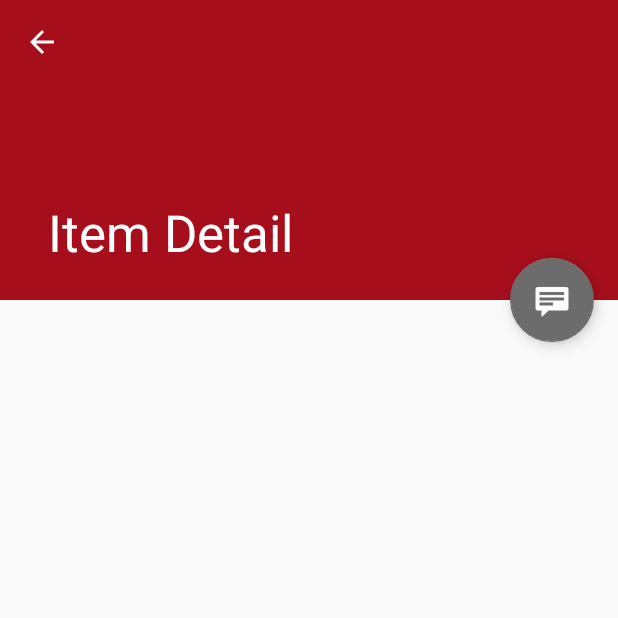
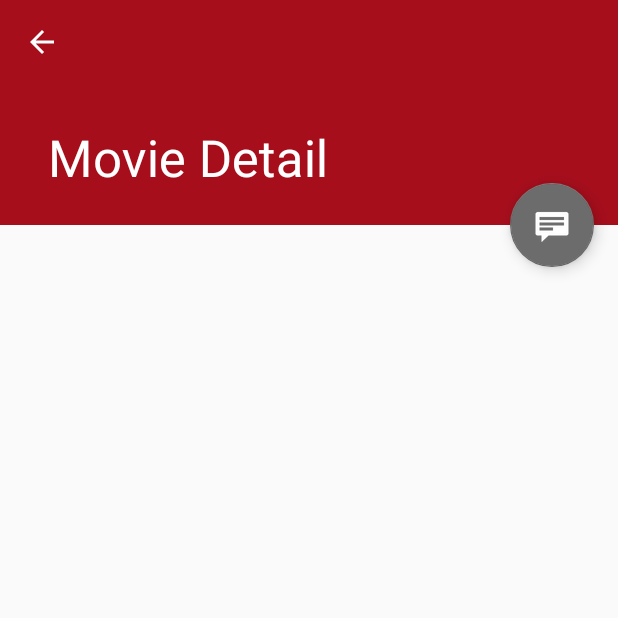
Before and after one commit to scottbiggs/hyporiprogrammingchallenge, an Android app: the MovieDetailActivity screen opened directly, with no data from a screen before it, on a phone screen of 412 x 824 dp, the top half of it. Run offline under Robolectric (Android 15) with nearby library versions, the phone set to English and light mode, and no system bars; network calls fail.

Commit message:
lots of refactoring. getting presenter ready for the movie data

```diff
--- a/app/src/main/AndroidManifest.xml
+++ b/app/src/main/AndroidManifest.xml
@@ -27,8 +27,8 @@
         </activity>
 
         <activity
-            android:name="com.sleepfuriously.hyporiprogrammingchallenge.view.ItemDetailActivity"
-            android:label="@string/title_item_detail"
+            android:name="com.sleepfuriously.hyporiprogrammingchallenge.view.MovieDetailActivity"
+            android:label="@string/title_movie_detail"
             android:parentActivityName="com.sleepfuriously.hyporiprogrammingchallenge.view.MainListActivity"
             android:theme="@style/AppTheme.NoActionBar">
             <meta-data
--- a/app/src/main/java/com/sleepfuriously/hyporiprogrammingchallenge/view/ItemDetailActivity.kt
+++ b/app/src/main/java/com/sleepfuriously/hyporiprogrammingchallenge/view/MovieDetailActivity.kt
@@ -9,18 +9,19 @@ import com.sleepfuriously.hyporiprogrammingchallenge.R
 import kotlinx.android.synthetic.main.activity_item_detail.*
 
 /**
- * An activity representing a single Item detail screen. This
+ * An activity representing a single movie detail screen. This
  * activity is only used on narrow width devices. On tablet-size devices,
  * item details are presented side-by-side with a list of items
  * in a [MainListActivity].
  */
-class ItemDetailActivity : AppCompatActivity() {
+class MovieDetailActivity : AppCompatActivity() {
 
     override fun onCreate(savedInstanceState: Bundle?) {
         super.onCreate(savedInstanceState)
         setContentView(R.layout.activity_item_detail)
         setSupportActionBar(detail_toolbar)
 
+        // todo: do something with this or remove it
         fab.setOnClickListener { view ->
             Snackbar.make(view, "Replace with your own detail action", Snackbar.LENGTH_LONG)
                 .setAction("Action", null).show()
@@ -41,11 +42,11 @@ class ItemDetailActivity : AppCompatActivity() {
         if (savedInstanceState == null) {
             // Create the detail fragment and add it to the activity
             // using a fragment transaction.
-            val fragment = ItemDetailFragment().apply {
+            val fragment = MovieDetailFragment().apply {
                 arguments = Bundle().apply {
                     putString(
-                        ItemDetailFragment.ARG_ITEM_ID,
-                        intent.getStringExtra(ItemDetailFragment.ARG_ITEM_ID)
+                        MovieDetailFragment.ARG_ITEM_ID,
+                        intent.getStringExtra(MovieDetailFragment.ARG_ITEM_ID)
                     )
                 }
             }
--- a/app/src/main/java/com/sleepfuriously/hyporiprogrammingchallenge/view/ItemDetailFragment.kt
+++ b/app/src/main/java/com/sleepfuriously/hyporiprogrammingchallenge/view/MovieDetailFragment.kt
@@ -8,15 +8,15 @@ import android.view.ViewGroup
 import com.sleepfuriously.hyporiprogrammingchallenge.R
 import com.sleepfuriously.hyporiprogrammingchallenge.dummy.DummyContent
 import kotlinx.android.synthetic.main.activity_item_detail.*
-import kotlinx.android.synthetic.main.item_detail.view.*
+import kotlinx.android.synthetic.main.movie_detail.view.*
 
 /**
- * A fragment representing a single Item detail screen.
+ * A fragment representing detail of a single movie.
  * This fragment is either contained in a [MainListActivity]
  * in two-pane mode (on tablets) or a [ItemDetailActivity]
  * on handsets.
  */
-class ItemDetailFragment : Fragment() {
+class MovieDetailFragment : Fragment() {
 
     /**
      * The dummy content this fragment is presenting.
@@ -38,10 +38,11 @@ class ItemDetailFragment : Fragment() {
     }
 
     override fun onCreateView(
-        inflater: LayoutInflater, container: ViewGroup?,
-        savedInstanceState: Bundle?
-    ): View? {
-        val rootView = inflater.inflate(R.layout.item_detail, container, false)
+            inflater: LayoutInflater, container: ViewGroup?,
+            savedInstanceState: Bundle?
+        ): View? {
+
+        val rootView = inflater.inflate(R.layout.movie_detail, container, false)
 
         // Show the dummy content as text in a TextView.
         item?.let {
--- a/app/src/main/res/layout-w900dp/item_list.xml
+++ b/app/src/main/res/layout-w900dp/main_list.xml
@@ -4,10 +4,10 @@
     It is included in the activity_item_list.xml
 
     The elements of the RecyclerView are defined in
-    item_list_content.xml
+    main_list_content.xml
 
     The contents of the item_detail_container (FrameLayout)
-    are found in item_detail.xml
+    are found in movie_detail.xmll
 -->
 <LinearLayout xmlns:android="http://schemas.android.com/apk/res/android"
     xmlns:app="http://schemas.android.com/apk/res-auto"
@@ -41,7 +41,7 @@
             android:layout_marginRight="16dp"
             app:layoutManager="LinearLayoutManager"
             tools:context=".view.MainListActivity"
-            tools:listitem="@layout/item_list_content"
+            tools:listitem="@layout/main_list_content"
             />
     </LinearLayout>
 
--- a/app/src/main/res/layout/activity_item_detail.xml
+++ b/app/src/main/res/layout/activity_item_detail.xml
@@ -1,7 +1,7 @@
 <?xml version="1.0" encoding="utf-8"?>
 <!--
     Used only on small devices, provides a context for the
-    item detail Fragment (see item_detail.xml).
+    item detail Fragment (see movie_detail.xmll).
 -->
 <androidx.coordinatorlayout.widget.CoordinatorLayout xmlns:android="http://schemas.android.com/apk/res/android"
     xmlns:app="http://schemas.android.com/apk/res-auto"
@@ -9,7 +9,7 @@
     android:layout_width="match_parent"
     android:layout_height="match_parent"
     android:fitsSystemWindows="true"
-    tools:context=".view.ItemDetailActivity"
+    tools:context=".view.MovieDetailActivity"
     tools:ignore="MergeRootFrame">
 
     <com.google.android.material.appbar.AppBarLayout
@@ -33,7 +33,8 @@
                 android:layout_width="match_parent"
                 android:layout_height="?attr/actionBarSize"
                 app:layout_collapseMode="pin"
-                app:popupTheme="@style/ThemeOverlay.AppCompat.Light" />
+                app:popupTheme="@style/ThemeOverlay.AppCompat.Light"
+                />
 
         </com.google.android.material.appbar.CollapsingToolbarLayout>
 
--- a/app/src/main/res/layout/activity_item_list.xml
+++ b/app/src/main/res/layout/activity_item_list.xml
@@ -2,7 +2,7 @@
 <!--
     Used on all devices, this is the top-layer background
     for the main list.  Provides the appbar, fab, and
-    includes the list layout (see item_list.xml).
+    includes the list layout (see main_list.xml).
 -->
 <androidx.coordinatorlayout.widget.CoordinatorLayout
     xmlns:android="http://schemas.android.com/apk/res/android"
@@ -33,7 +33,7 @@
         android:layout_height="match_parent"
         app:layout_behavior="@string/appbar_scrolling_view_behavior">
 
-        <include layout="@layout/item_list" />
+        <include layout="@layout/main_list" />
     </FrameLayout>
 
     <com.google.android.material.floatingactionbutton.FloatingActionButton
--- a/app/src/main/res/layout/item_list.xml
+++ b/app/src/main/res/layout/main_list.xml
@@ -4,7 +4,7 @@
     It is included in the activity_item_list.xml
 
     The elements of the RecyclerView are defined in
-    item_list_content.xml
+    main_list_content.xml
 -->
 <LinearLayout
     xmlns:android="http://schemas.android.com/apk/res/android"
@@ -22,6 +22,6 @@
         android:layout_marginRight="16dp"
         app:layoutManager="LinearLayoutManager"
         tools:context=".view.MainListActivity"
-        tools:listitem="@layout/item_list_content"
+        tools:listitem="@layout/main_list_content"
         />
 </LinearLayout>
--- a/app/src/main/res/layout/item_detail.xml
+++ b/app/src/main/res/layout/movie_detail.xml
@@ -1,7 +1,7 @@
 <?xml version="1.0" encoding="utf-8"?>
 <!--
-    2nd level - detail data of the first list item.
-    This will appear in the ItemDetailFragment (which
+    2nd level - detail data of the a movie.
+    This will appear in the MovieDetailFragment (which
     will appear differently depending on the device's size).
 -->
 <TextView
@@ -14,4 +14,4 @@
     android:padding="16dp"
     tools:text="detail of an item"
     android:textIsSelectable="true"
-    tools:context=".view.ItemDetailFragment" />
+    tools:context=".view.MovieDetailFragment" />
--- a/app/src/main/res/values/dimens.xml
+++ b/app/src/main/res/values/dimens.xml
@@ -1,7 +1,7 @@
 <?xml version="1.0" encoding="utf-8"?>
 <resources>
     <dimen name="fab_margin">16dp</dimen>
-    <dimen name="app_bar_height">200dp</dimen>
+    <dimen name="app_bar_height">150dp</dimen>
     <dimen name="item_width">330dp</dimen>
     <dimen name="text_margin">16dp</dimen>
 </resources>
--- a/app/src/main/res/values/strings.xml
+++ b/app/src/main/res/values/strings.xml
@@ -1,6 +1,6 @@
 <resources>
     <string name="app_name">Hypori Programming Challenge</string>
-    <string name="title_item_detail">Item Detail</string>
+    <string name="title_movie_detail">Movie Detail</string>
 
     <!-- errors -->
     <string name="internet_probs">Problems getting data from server. Is your internet turned on\?</string>
```
Also changed, not shown: app/src/main/java/com/sleepfuriously/hyporiprogrammingchallenge/model/MovieRequester.kt (+42 -0 lines), app/src/main/java/com/sleepfuriously/hyporiprogrammingchallenge/presenter/Presenter.kt (+15 -4 lines), app/src/main/java/com/sleepfuriously/hyporiprogrammingchallenge/view/MainListActivity.kt (+2 -5 lines), app/src/main/java/com/sleepfuriously/hyporiprogrammingchallenge/view/MainRecyclerViewAdapter.kt (+6 -6 lines), app/src/main/res/layout/main_list_content.xml (renamed from app/src/main/res/layout/item_list_content.xml).
